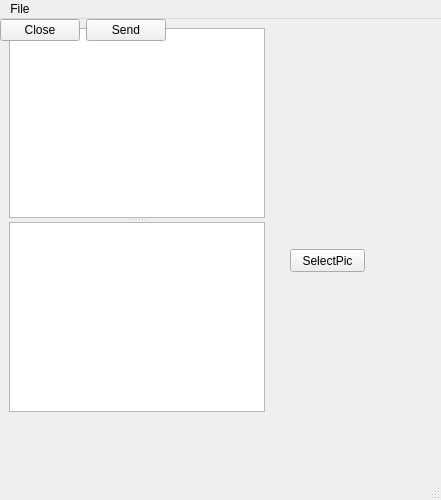
Before: the Qt Designer form ServiceChat/chatwindow.ui in 124327288/ChatClient, drawn with Qt 5.
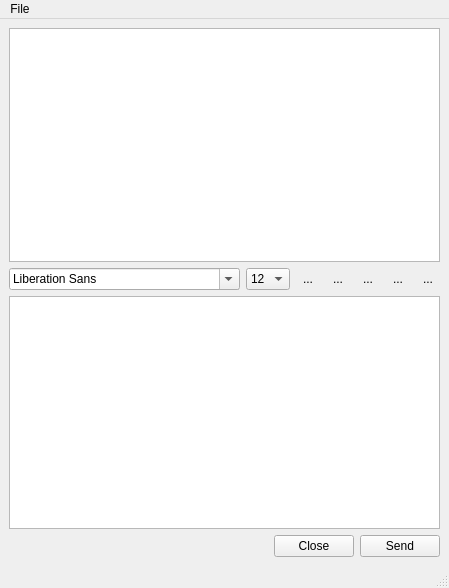
After: the same form once the commit is applied. Icons and pictures are not drawn.

Patch:
```diff
--- a/ServiceChat/chatwindow.ui
+++ b/ServiceChat/chatwindow.ui
@@ -6,67 +6,276 @@
    <rect>
     <x>0</x>
     <y>0</y>
-    <width>441</width>
-    <height>500</height>
+    <width>442</width>
+    <height>588</height>
    </rect>
   </property>
   <property name="windowTitle">
    <string>MainWindow</string>
   </property>
   <widget class="QWidget" name="centralwidget">
-   <widget class="QSplitter" name="splitter">
-    <property name="geometry">
-     <rect>
-      <x>9</x>
-      <y>9</y>
-      <width>256</width>
-      <height>384</height>
-     </rect>
-    </property>
-    <property name="orientation">
-     <enum>Qt::Vertical</enum>
-    </property>
-    <widget class="QTextBrowser" name="textBrowser"/>
-    <widget class="QTextEdit" name="textEdit"/>
-   </widget>
-   <widget class="QPushButton" name="selectPicBtn">
-    <property name="geometry">
-     <rect>
-      <x>290</x>
-      <y>230</y>
-      <width>75</width>
-      <height>23</height>
-     </rect>
-    </property>
-    <property name="text">
-     <string>SelectPic</string>
-    </property>
-   </widget>
-   <widget class="QWidget" name="">
-    <layout class="QHBoxLayout" name="horizontalLayout">
-     <item>
-      <widget class="QPushButton" name="closeBtn">
-       <property name="text">
-        <string>Close</string>
-       </property>
-      </widget>
-     </item>
-     <item>
-      <widget class="QPushButton" name="sendBtn">
-       <property name="text">
-        <string>Send</string>
-       </property>
-      </widget>
-     </item>
-    </layout>
-   </widget>
+   <layout class="QVBoxLayout" name="verticalLayout">
+    <item>
+     <widget class="QTextBrowser" name="textBrowser"/>
+    </item>
+    <item>
+     <layout class="QHBoxLayout" name="horizontalLayout">
+      <item>
+       <widget class="QFontComboBox" name="fontComboBox"/>
+      </item>
+      <item>
+       <widget class="QComboBox" name="comboBox">
+        <property name="currentIndex">
+         <number>4</number>
+        </property>
+        <item>
+         <property name="text">
+          <string>8</string>
+         </property>
+        </item>
+        <item>
+         <property name="text">
+          <string>9</string>
+         </property>
+        </item>
+        <item>
+         <property name="text">
+          <string>10</string>
+         </property>
+        </item>
+        <item>
+         <property name="text">
+          <string>11</string>
+         </property>
+        </item>
+        <item>
+         <property name="text">
+          <string>12</string>
+         </property>
+        </item>
+        <item>
+         <property name="text">
+          <string>13</string>
+         </property>
+        </item>
+        <item>
+         <property name="text">
+          <string>14</string>
+         </property>
+        </item>
+        <item>
+         <property name="text">
+          <string>15</string>
+         </property>
+        </item>
+        <item>
+         <property name="text">
+          <string>16</string>
+         </property>
+        </item>
+        <item>
+         <property name="text">
+          <string>17</string>
+         </property>
+        </item>
+        <item>
+         <property name="text">
+          <string>18</string>
+         </property>
+        </item>
+        <item>
+         <property name="text">
+          <string>19</string>
+         </property>
+        </item>
+        <item>
+         <property name="text">
+          <string>20</string>
+         </property>
+        </item>
+        <item>
+         <property name="text">
+          <string>21</string>
+         </property>
+        </item>
+        <item>
+         <property name="text">
+          <string>22</string>
+         </property>
+        </item>
+       </widget>
+      </item>
+      <item>
+       <widget class="QToolButton" name="boldToolButton">
+        <property name="toolTip">
+         <string>Bold</string>
+        </property>
+        <property name="text">
+         <string>...</string>
+        </property>
+        <property name="icon">
+         <iconset resource="img.qrc">
+          <normaloff>:/img/images/bold.png</normaloff>:/img/images/bold.png</iconset>
+        </property>
+        <property name="iconSize">
+         <size>
+          <width>26</width>
+          <height>26</height>
+         </size>
+        </property>
+        <property name="checkable">
+         <bool>true</bool>
+        </property>
+        <property name="autoRaise">
+         <bool>true</bool>
+        </property>
+       </widget>
+      </item>
+      <item>
+       <widget class="QToolButton" name="italicToolButton">
+        <property name="toolTip">
+         <string>Italic</string>
+        </property>
+        <property name="text">
+         <string>...</string>
+        </property>
+        <property name="icon">
+         <iconset resource="img.qrc">
+          <normaloff>:/img/images/italic.png</normaloff>:/img/images/italic.png</iconset>
+        </property>
+        <property name="iconSize">
+         <size>
+          <width>26</width>
+          <height>26</height>
+         </size>
+        </property>
+        <property name="checkable">
+         <bool>true</bool>
+        </property>
+        <property name="autoRaise">
+         <bool>true</bool>
+        </property>
+       </widget>
+      </item>
+      <item>
+       <widget class="QToolButton" name="lineToolButton">
+        <property name="toolTip">
+         <string>Underline</string>
+        </property>
+        <property name="text">
+         <string>...</string>
+        </property>
+        <property name="icon">
+         <iconset resource="img.qrc">
+          <normaloff>:/img/images/under.png</normaloff>:/img/images/under.png</iconset>
+        </property>
+        <property name="iconSize">
+         <size>
+          <width>26</width>
+          <height>26</height>
+         </size>
+        </property>
+        <property name="checkable">
+         <bool>true</bool>
+        </property>
+        <property name="autoRaise">
+         <bool>true</bool>
+        </property>
+       </widget>
+      </item>
+      <item>
+       <widget class="QToolButton" name="colorToolButton">
+        <property name="text">
+         <string>...</string>
+        </property>
+        <property name="icon">
+         <iconset resource="img.qrc">
+          <normaloff>:/img/images/color.png</normaloff>:/img/images/color.png</iconset>
+        </property>
+        <property name="iconSize">
+         <size>
+          <width>26</width>
+          <height>26</height>
+         </size>
+        </property>
+        <property name="checkable">
+         <bool>true</bool>
+        </property>
+        <property name="autoRaise">
+         <bool>true</bool>
+        </property>
+       </widget>
+      </item>
+      <item>
+       <widget class="QToolButton" name="picToolButton">
+        <property name="toolTip">
+         <string>Picture</string>
+        </property>
+        <property name="text">
+         <string>...</string>
+        </property>
+        <property name="icon">
+         <iconset resource="img.qrc">
+          <normaloff>:/img/images/send.png</normaloff>:/img/images/send.png</iconset>
+        </property>
+        <property name="iconSize">
+         <size>
+          <width>26</width>
+          <height>26</height>
+         </size>
+        </property>
+        <property name="checkable">
+         <bool>true</bool>
+        </property>
+        <property name="autoRaise">
+         <bool>true</bool>
+        </property>
+       </widget>
+      </item>
+     </layout>
+    </item>
+    <item>
+     <widget class="QTextEdit" name="textEdit"/>
+    </item>
+    <item>
+     <layout class="QHBoxLayout" name="horizontalLayout_2">
+      <item>
+       <spacer name="horizontalSpacer">
+        <property name="orientation">
+         <enum>Qt::Horizontal</enum>
+        </property>
+        <property name="sizeHint" stdset="0">
+         <size>
+          <width>358</width>
+          <height>20</height>
+         </size>
+        </property>
+       </spacer>
+      </item>
+      <item>
+       <widget class="QPushButton" name="closeBtn">
+        <property name="text">
+         <string>Close</string>
+        </property>
+       </widget>
+      </item>
+      <item>
+       <widget class="QPushButton" name="sendBtn">
+        <property name="text">
+         <string>Send</string>
+        </property>
+       </widget>
+      </item>
+     </layout>
+    </item>
+   </layout>
   </widget>
   <widget class="QMenuBar" name="menubar">
    <property name="geometry">
     <rect>
      <x>0</x>
      <y>0</y>
-     <width>441</width>
+     <width>442</width>
      <height>23</height>
     </rect>
    </property>
```
Left out of the diff: 4 changed lines with no effect on the pictures.
